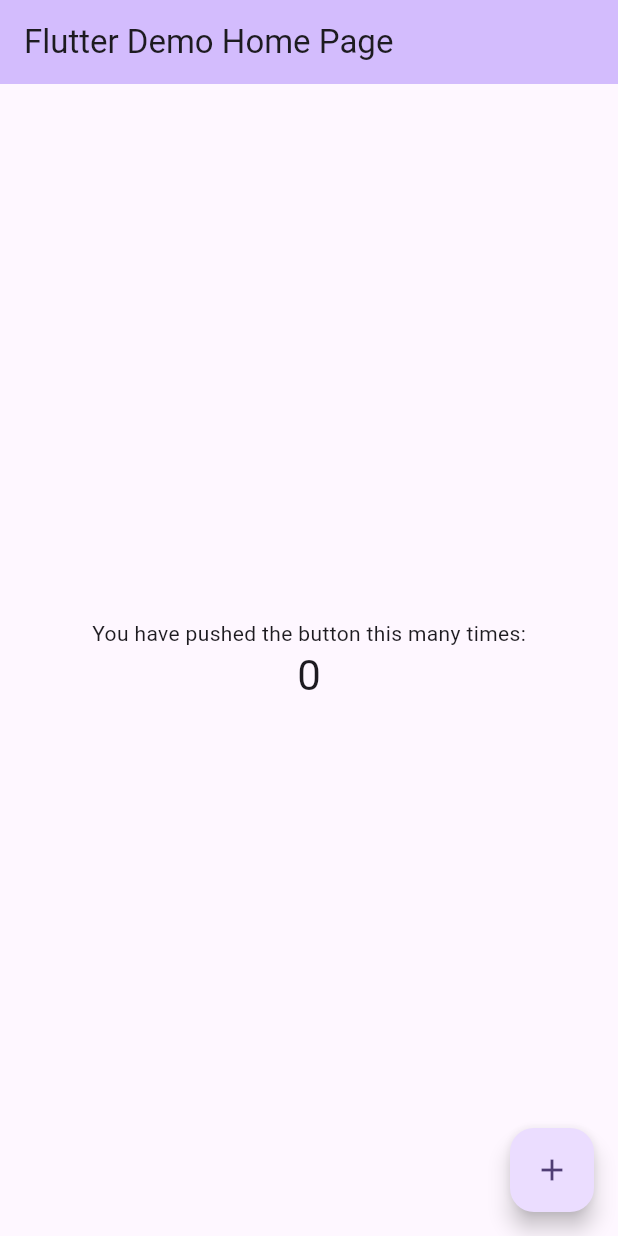
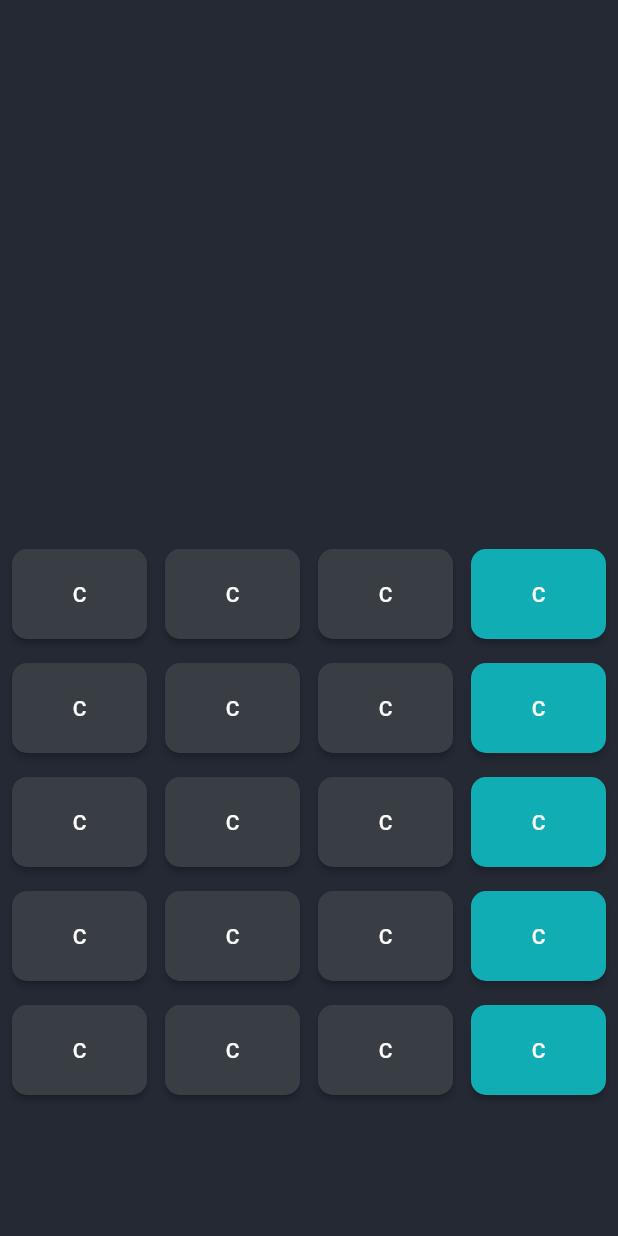
Before and after one commit to Lucas-Justino/Calculadora, a Flutter app: the screen it shows after launch, on a phone screen of 412 x 824 dp. Run offline on Flutter 3.47's test engine with Material 2 defaults, Android fonts, the phone set to English and light mode, and no system bars.

Commit message:
Criação do Teclado com os Botões e o Visor

```diff
--- /dev/null
+++ b/lib/botao.dart
@@ -0,0 +1,31 @@
+import 'package:flutter/material.dart';
+
+class Botao extends StatelessWidget {
+  Botao(this.corBotao, {super.key});
+
+  final corBotao;
+
+  @override
+  Widget build(context) {
+    return Container(
+      height: 60,
+      width: 90,
+      child: ElevatedButton(
+        onPressed: () {},
+        style: ElevatedButton.styleFrom(
+          backgroundColor: corBotao,
+          shadowColor: Colors.black,
+          shape: RoundedRectangleBorder(
+            borderRadius: BorderRadius.circular(10),
+          ),
+        ),
+        child: Text(
+          'C',
+          style: TextStyle(
+            color: Colors.white,
+          ),
+        ),
+      ),
+    );
+  }
+}
--- a/lib/main.dart
+++ b/lib/main.dart
@@ -1,125 +1,29 @@
+import 'package:calculadora/teclado.dart';
+import 'package:calculadora/visor.dart';
 import 'package:flutter/material.dart';
 
 void main() {
-  runApp(const MyApp());
+  runApp(Calculadora());
 }
 
-class MyApp extends StatelessWidget {
-  const MyApp({super.key});
-
-  // This widget is the root of your application.
+class Calculadora extends StatelessWidget {
   @override
-  Widget build(BuildContext context) {
+  Widget build(context) {
     return MaterialApp(
-      title: 'Flutter Demo',
-      theme: ThemeData(
-        // This is the theme of your application.
-        //
-        // TRY THIS: Try running your application with "flutter run". You'll see
-        // the application has a blue toolbar. Then, without quitting the app,
-        // try changing the seedColor in the colorScheme below to Colors.green
-        // and then invoke "hot reload" (save your changes or press the "hot
-        // reload" button in a Flutter-supported IDE, or press "r" if you used
-        // the command line to start the app).
-        //
-        // Notice that the counter didn't reset back to zero; the application
-        // state is not lost during the reload. To reset the state, use hot
-        // restart instead.
-        //
-        // This works for code too, not just values: Most code changes can be
-        // tested with just a hot reload.
-        colorScheme: ColorScheme.fromSeed(seedColor: Colors.deepPurple),
-        useMaterial3: true,
+      home: Scaffold(
+        body: Container(
+          alignment: Alignment.bottomCenter,
+          color: Color.fromARGB(255, 36, 41, 52),
+          child: Column(
+            children: [
+              Visor(),
+              Teclado(),
+            ],
+          ),
+        ),
       ),
-      home: const MyHomePage(title: 'Flutter Demo Home Page'),
     );
   }
+
+  Calculadora({super.key});
 }
-
-class MyHomePage extends StatefulWidget {
-  const MyHomePage({super.key, required this.title});
-
-  // This widget is the home page of your application. It is stateful, meaning
-  // that it has a State object (defined below) that contains fields that affect
-  // how it looks.
-
-  // This class is the configuration for the state. It holds the values (in this
-  // case the title) provided by the parent (in this case the App widget) and
-  // used by the build method of the State. Fields in a Widget subclass are
-  // always marked "final".
-
-  final String title;
-
-  @override
-  State<MyHomePage> createState() => _MyHomePageState();
-}
-
-class _MyHomePageState extends State<MyHomePage> {
-  int _counter = 0;
-
-  void _incrementCounter() {
-    setState(() {
-      // This call to setState tells the Flutter framework that something has
-      // changed in this State, which causes it to rerun the build method below
-      // so that the display can reflect the updated values. If we changed
-      // _counter without calling setState(), then the build method would not be
-      // called again, and so nothing would appear to happen.
-      _counter++;
-    });
-  }
-
-  @override
-  Widget build(BuildContext context) {
-    // This method is rerun every time setState is called, for instance as done
-    // by the _incrementCounter method above.
-    //
-    // The Flutter framework has been optimized to make rerunning build methods
-    // fast, so that you can just rebuild anything that needs updating rather
-    // than having to individually change instances of widgets.
-    return Scaffold(
-      appBar: AppBar(
-        // TRY THIS: Try changing the color here to a specific color (to
-        // Colors.amber, perhaps?) and trigger a hot reload to see the AppBar
-        // change color while the other colors stay the same.
-        backgroundColor: Theme.of(context).colorScheme.inversePrimary,
-        // Here we take the value from the MyHomePage object that was created by
-        // the App.build method, and use it to set our appbar title.
-        title: Text(widget.title),
-      ),
-      body: Center(
-        // Center is a layout widget. It takes a single child and positions it
-        // in the middle of the parent.
-        child: Column(
-          // Column is also a layout widget. It takes a list of children and
-          // arranges them vertically. By default, it sizes itself to fit its
-          // children horizontally, and tries to be as tall as its parent.
-          //
-          // Column has various properties to control how it sizes itself and
-          // how it positions its children. Here we use mainAxisAlignment to
-          // center the children vertically; the main axis here is the vertical
-          // axis because Columns are vertical (the cross axis would be
-          // horizontal).
-          //
-          // TRY THIS: Invoke "debug painting" (choose the "Toggle Debug Paint"
-          // action in the IDE, or press "p" in the console), to see the
-          // wireframe for each widget.
-          mainAxisAlignment: MainAxisAlignment.center,
-          children: <Widget>[
-            const Text(
-              'You have pushed the button this many times:',
-            ),
-            Text(
-              '$_counter',
-              style: Theme.of(context).textTheme.headlineMedium,
-            ),
-          ],
-        ),
-      ),
-      floatingActionButton: FloatingActionButton(
-        onPressed: _incrementCounter,
-        tooltip: 'Increment',
-        child: const Icon(Icons.add),
-      ), // This trailing comma makes auto-formatting nicer for build methods.
-    );
-  }
-}
--- /dev/null
+++ b/lib/teclado.dart
@@ -0,0 +1,57 @@
+import 'package:calculadora/botao.dart';
+import 'package:flutter/material.dart';
+
+class Teclado extends StatelessWidget {
+  Teclado({super.key});
+
+  @override
+  Widget build(context) {
+    return Column(
+      children: [
+        SizedBox(
+          height: 16,
+        ),
+        LinhaComBotoes(),
+        SizedBox(
+          height: 16,
+        ),
+        LinhaComBotoes(),
+        SizedBox(
+          height: 16,
+        ),
+        LinhaComBotoes(),
+        SizedBox(
+          height: 16,
+        ),
+        LinhaComBotoes(),
+        SizedBox(
+          height: 16,
+        ),
+        LinhaComBotoes(),
+      ],
+    );
+  }
+}
+
+class LinhaComBotoes extends StatelessWidget {
+
+  LinhaComBotoes({super.key});
+
+
+
+  @override
+  Widget build(context) {
+    return Padding(
+      padding: const EdgeInsets.symmetric(horizontal: 8.0),
+      child: Row(
+        mainAxisAlignment: MainAxisAlignment.spaceBetween,
+        children: [
+          Botao(Color.fromARGB(255, 57, 61, 68)),
+          Botao(Color.fromARGB(255, 57, 61, 68)),
+          Botao(Color.fromARGB(255, 57, 61, 68)),
+          Botao(Color.fromARGB(255, 16,173,180)),
+        ],
+      ),
+    );
+  }
+}
--- /dev/null
+++ b/lib/visor.dart
@@ -0,0 +1,22 @@
+import 'package:flutter/material.dart';
+
+class Visor extends StatefulWidget {
+  @override
+  State<Visor> createState() {
+    return _Visor();
+  }
+
+  Visor({super.key});
+}
+
+class _Visor extends State<Visor> {
+
+  @override
+  Widget build(context) {
+    return Container(
+      height: 350,
+      child: Container(
+      ),
+    );
+  }
+}
```
Also changed, not shown: 1 other file.
